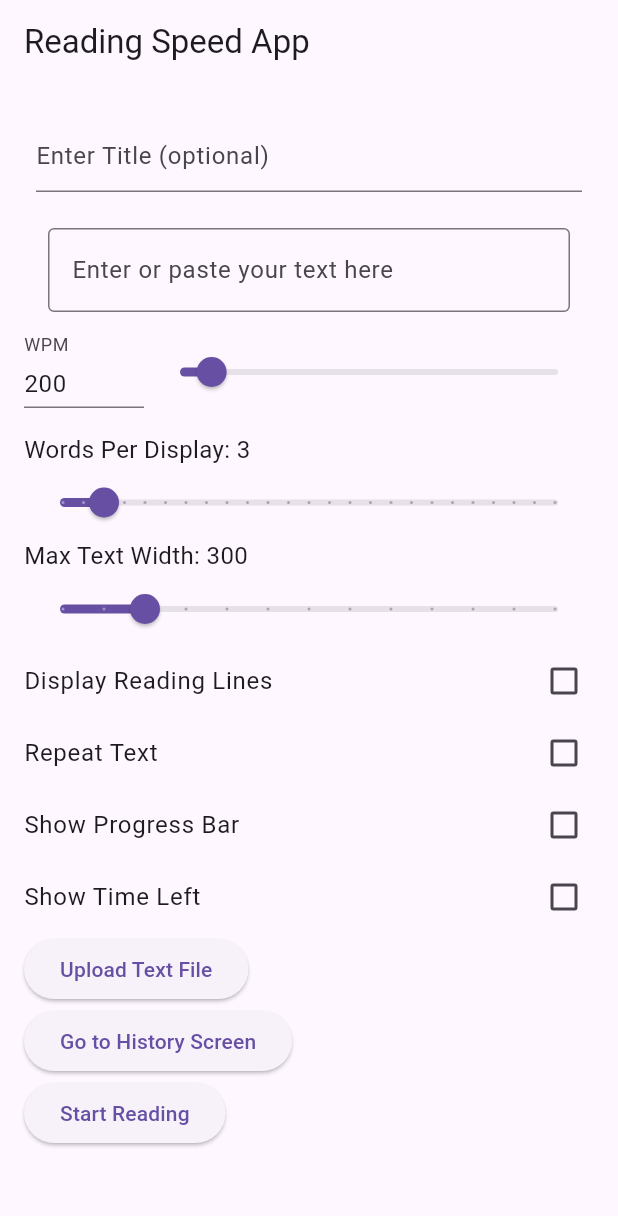
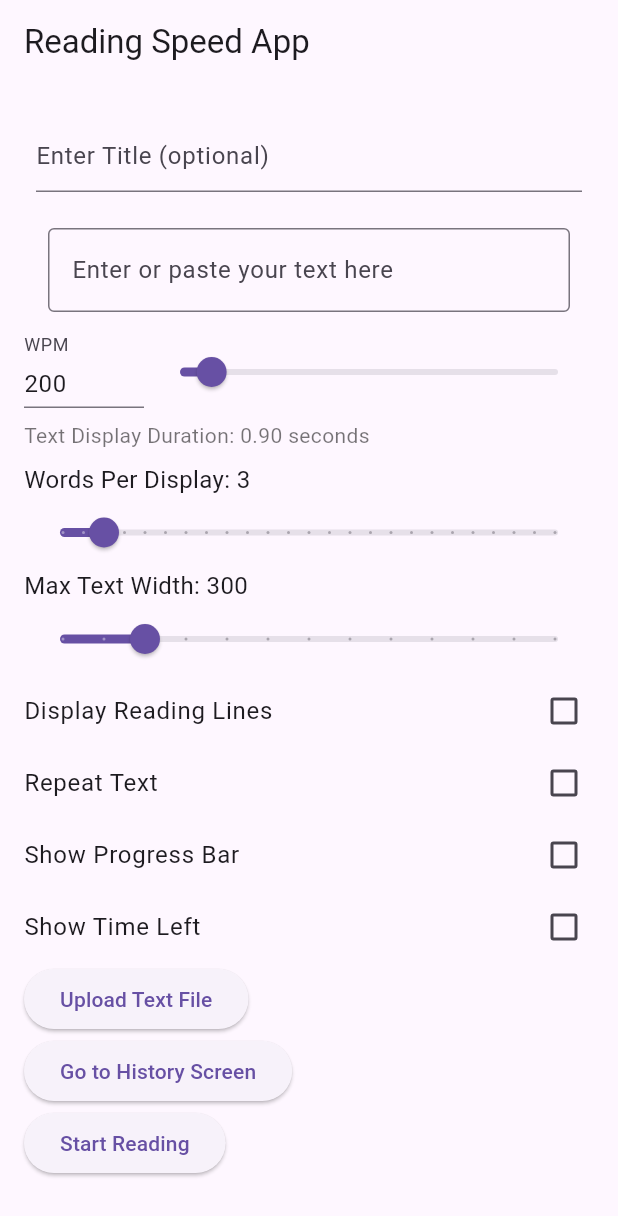
Before and after one commit to Gorm2303/Rapid-serial-visual-presentation, a Flutter app: the screen it shows after launch, on a phone screen of 412 x 824 dp. Shown: the top 1216 px of the screen. Run offline on Flutter 3.47's test engine with Material 3 defaults, Android fonts, the phone set to English and light mode, and no system bars; our stand-ins replace file_picker, shared_preferences.

Commit message:
Updated edit screen with replacement buttons "cancel changes" and "save text"

```diff
--- a/rsvp_app/lib/screens/home_screen.dart
+++ b/rsvp_app/lib/screens/home_screen.dart
@@ -72,8 +72,8 @@ class _HomeScreenState extends State<HomeScreen> {
                 _buildDisplaySettings(),
                 _buildCheckBoxes(),
                 _buildFileUploadButton(),
-                _buildHistoryButton(),
-                _buildStartReadingButton(),
+              _buildHistoryOrCancelButton(), // History or cancel button
+                _buildStartOrSaveButton(),  // Conditional start or save button
               ],
             ),
           ),
@@ -151,6 +151,7 @@ class _HomeScreenState extends State<HomeScreen> {
     );
   }
 
+
   // Checkboxes for display settings
   Widget _buildCheckBoxes() {
     return Column(
@@ -203,22 +204,60 @@ class _HomeScreenState extends State<HomeScreen> {
     );
   }
 
-  // Navigate to history button
-  Widget _buildHistoryButton() {
+  // History or cancel button
+  Widget _buildHistoryOrCancelButton() {
     return ElevatedButton(
-      onPressed: () {
-        Navigator.pushNamed(context, '/history');
-      },
-      child: const Text('Go to History Screen'),
+      onPressed: _editingReadingText != null ? _handleCancelChanges : _goToHistoryScreen,
+      child: Text(_editingReadingText != null ? 'Cancel Changes' : 'Go to History Screen'),
     );
   }
 
-  // Start reading button
-  Widget _buildStartReadingButton() {
+  void _handleCancelChanges() {
+    // Just pop the screen without saving changes
+    Navigator.pop(context);
+  }
+
+  void _goToHistoryScreen() {
+    Navigator.pushNamed(context, '/history');
+  }
+
+  // Start reading or save text button
+  Widget _buildStartOrSaveButton() {
     return ElevatedButton(
-      onPressed: _handleStartReading,
-      child: const Text('Start Reading'),
+      onPressed: _editingReadingText != null ? _handleSaveText : _handleStartReading,
+      child: Text(_editingReadingText != null ? 'Save Text' : 'Start Reading'),
     );
+  }
+
+  void _handleSaveText() {
+    if (_textController.text.isEmpty) return;
+
+    final title = _titleController.text.isNotEmpty
+        ? _titleController.text
+        : (_textController.text.length < 60
+            ? _textController.text
+            : _textController.text.substring(0, 60).replaceAll(RegExp(r'\s+'), ' '));
+
+    // Update the existing ReadingText
+    ReadingText updatedReadingText = _editingReadingText!.copyWith(
+      title: title,
+      fullText: _textController.text,
+      wpm: _wpm,
+      wordsPerDisplay: _wordsPerDisplay,
+      maxTextWidth: _maxTextWidth,
+      displayReadingLines: _displayReadingLines,
+      repeatText: _repeatText,
+      displayProgressBar: _displayProgressBar,
+      displayTimeLeft: _displayTimeLeft,
+    );
+
+    final textProvider = Provider.of<TextProvider>(context, listen: false);
+    textProvider.setReadingText(updatedReadingText);
+
+    _clearFields();
+
+    // Navigate back to the history screen or wherever necessary
+    Navigator.pop(context);
   }
 
   void _handleStartReading() {
--- a/rsvp_app/lib/widgets/wpm_slider_widget.dart
+++ b/rsvp_app/lib/widgets/wpm_slider_widget.dart
@@ -51,6 +51,7 @@ class _WPMSliderWidgetState extends State<WPMSliderWidget> {
 
   @override
   Widget build(BuildContext context) {
+    final textDisplayDuration = _wordsPerDisplay / (_wpm / 60);  // Dynamically compute the text display duration
     return Column(
       crossAxisAlignment: CrossAxisAlignment.start,
       children: [
@@ -96,7 +97,13 @@ class _WPMSliderWidgetState extends State<WPMSliderWidget> {
           ],
         ),
 
-        const SizedBox(height: 16),
+        const SizedBox(height: 8),
+
+        Text(
+          'Text Display Duration: ${textDisplayDuration.toStringAsFixed(2)} seconds',
+          style: const TextStyle(fontSize: 14, color: Colors.black54),),
+
+        const SizedBox(height: 8),
 
         // Words Per Display Slider
         Text("Words Per Display: $_wordsPerDisplay", style: const TextStyle(fontSize: 16)),
```
